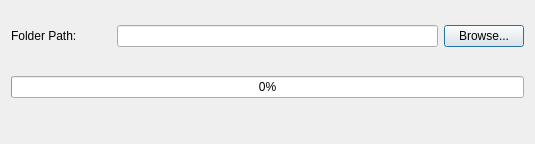
OpenShot/openshot-qt, file src/windows/ui/exportClips.ui: the form before one commit.
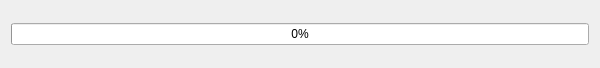
The form after the commit. Icons and pictures are not drawn.

What changed in the file:
```diff
--- a/src/windows/ui/exportClips.ui
+++ b/src/windows/ui/exportClips.ui
@@ -6,8 +6,8 @@
    <rect>
     <x>0</x>
     <y>0</y>
-    <width>535</width>
-    <height>144</height>
+    <width>600</width>
+    <height>68</height>
    </rect>
   </property>
   <property name="sizePolicy">
@@ -16,6 +16,12 @@
     <verstretch>0</verstretch>
    </sizepolicy>
   </property>
+  <property name="minimumSize">
+   <size>
+    <width>450</width>
+    <height>0</height>
+   </size>
+  </property>
   <property name="windowTitle">
    <string>Export Clips</string>
   </property>
@@ -26,8 +32,8 @@
   <property name="autoFillBackground">
    <bool>false</bool>
   </property>
-  <layout class="QGridLayout" name="gridLayout" rowstretch="0,0,0,0">
-   <item row="2" column="0">
+  <layout class="QGridLayout" name="gridLayout" rowstretch="0,0,0">
+   <item row="1" column="0">
     <widget class="QProgressBar" name="progressExportVideo">
      <property name="sizePolicy">
       <sizepolicy hsizetype="Expanding" vsizetype="Fixed">
@@ -40,7 +46,20 @@
      </property>
     </widget>
    </item>
-   <item row="3" column="0">
+   <item row="0" column="0">
+    <layout class="QVBoxLayout" name="verticalLayout">
+     <property name="spacing">
+      <number>9</number>
+     </property>
+     <property name="bottomMargin">
+      <number>9</number>
+     </property>
+     <item>
+      <layout class="QHBoxLayout" name="FilePickerArea"/>
+     </item>
+    </layout>
+   </item>
+   <item row="2" column="0">
     <widget class="QDialogButtonBox" name="buttonBox">
      <property name="standardButtons">
       <set>QDialogButtonBox::NoButton</set>
@@ -50,49 +69,6 @@
      </property>
     </widget>
    </item>
-   <item row="1" column="0">
-    <layout class="QVBoxLayout" name="verticalLayout">
-     <property name="spacing">
-      <number>9</number>
-     </property>
-     <property name="bottomMargin">
-      <number>9</number>
-     </property>
-     <item>
-      <layout class="QHBoxLayout" name="FilePickerArea"/>
-     </item>
-    </layout>
-   </item>
-   <item row="0" column="0">
-    <layout class="QHBoxLayout" name="horizontalLayout_4">
-     <item>
-      <widget class="QLabel" name="lblFolderPath">
-       <property name="minimumSize">
-        <size>
-         <width>100</width>
-         <height>0</height>
-        </size>
-       </property>
-       <property name="text">
-        <string>Folder Path:</string>
-       </property>
-      </widget>
-     </item>
-     <item>
-      <widget class="QLineEdit" name="txtExportFolder"/>
-     </item>
-     <item>
-      <widget class="QPushButton" name="btnBrowse">
-       <property name="enabled">
-        <bool>true</bool>
-       </property>
-       <property name="text">
-        <string>Browse...</string>
-       </property>
-      </widget>
-     </item>
-    </layout>
-   </item>
   </layout>
  </widget>
  <resources/>
```
